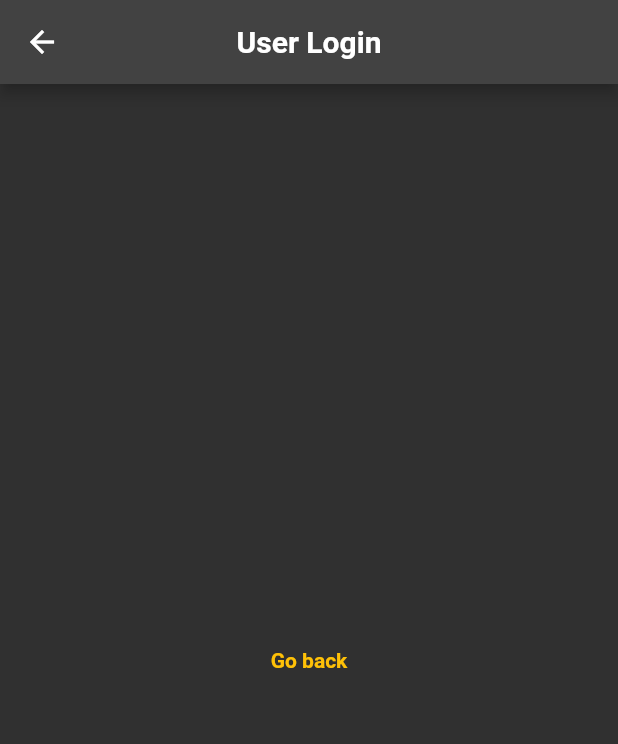
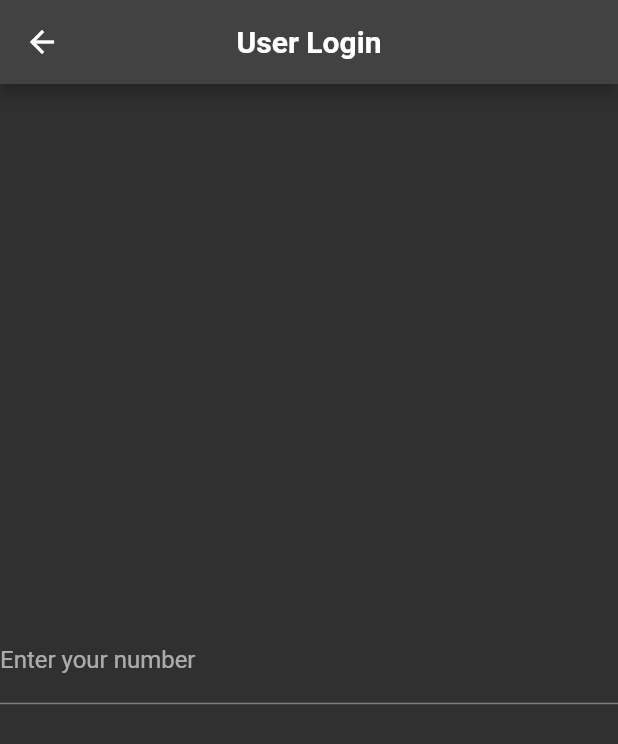
Before and after one commit to nayaksomkar/PearlEnergy, a Flutter app: the screen it shows after launch, after a tap on "User Login", on a phone screen of 412 x 824 dp. Shown: the top 744 px of the screen. Run offline on Flutter 3.47's test engine with Material 2 defaults, Android fonts, the phone set to English and light mode, and no system bars.

Commit message:
modified:   lib/pages/login/userlogin.dart

```diff
--- a/lib/pages/login/userlogin.dart
+++ b/lib/pages/login/userlogin.dart
@@ -1,4 +1,5 @@
 import 'package:flutter/material.dart';
+import 'package:flutter/services.dart';
 
 class UserLoginPage extends StatelessWidget {
   const UserLoginPage({Key? key, required this.title}) : super(key: key);
@@ -14,12 +15,12 @@ class UserLoginPage extends StatelessWidget {
         ),
       ),
       body: Center(
-        child: TextButton(
-          onPressed: () {},
-          child: const Text(
-            'Go back',
-            style: TextStyle(fontWeight: FontWeight.bold),
-          ),
+        child: TextField(
+          decoration: const InputDecoration(labelText: "Enter your number"),
+          keyboardType: TextInputType.number,
+          inputFormatters: <TextInputFormatter>[
+            FilteringTextInputFormatter.digitsOnly
+          ], // Only numbers can be entered
         ),
       ),
     );
```
